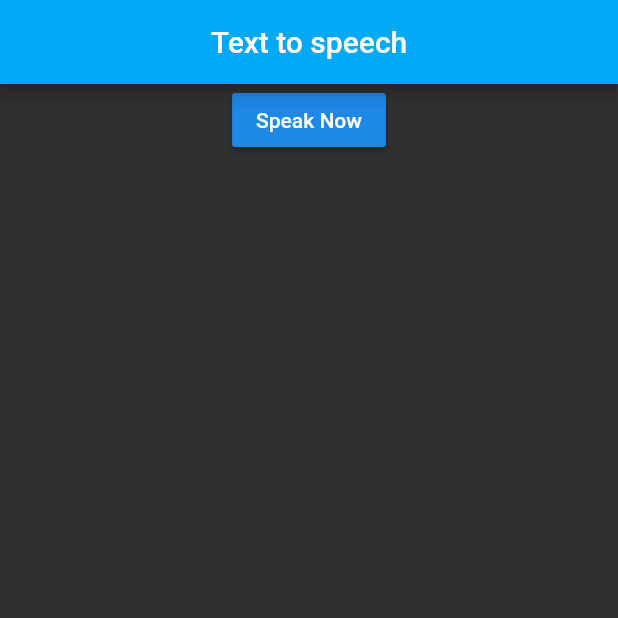
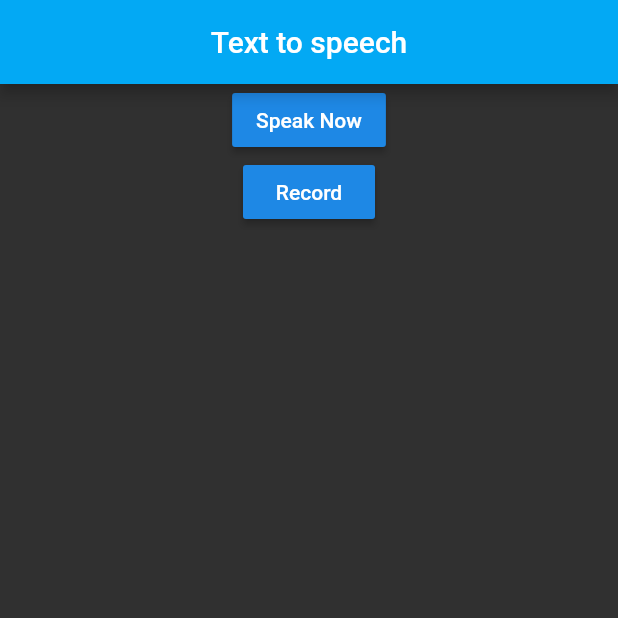
Before and after one commit to lbaweja1999/TextToSpeech-Flutter, a Flutter app: the screen it shows after launch, on a phone screen of 412 x 824 dp, the top half of it. Run offline on Flutter 3.47's test engine with Material 2 defaults, Android fonts, the phone set to English and light mode, and no system bars; our stand-ins replace flutter_tts, speech_to_text.

```diff
--- a/lib/texttospeech.dart
+++ b/lib/texttospeech.dart
@@ -54,7 +54,7 @@ class _SpeechDemoState extends State<SpeechDemo> {
 
   void resultListener(SpeechRecognitionResult result) {
     setState(() {
-      msg = "${result.recognizedWords} - ${result.finalResult}";
+      msg = "${result.recognizedWords}";
       print("Result is $msg");
     });
   }
@@ -73,10 +73,18 @@ class _SpeechDemoState extends State<SpeechDemo> {
           alignment: Alignment.center,
           child: RaisedButton(
             onPressed: () {
-              //speakNow();
               textSpeak();
             },
             child: Text('Speak Now'),
+          ),
+        ),
+        Container(
+          alignment: Alignment.center,
+          child: RaisedButton(
+            onPressed: () {
+              speakNow();
+            },
+            child: Text('Record'),
           ),
         ),
         Container(child: Text(msg))
--- a/pubspec.yaml
+++ b/pubspec.yaml
@@ -23,7 +23,7 @@ environment:
 dependencies:
   flutter:
     sdk: flutter
-  speech_to_text: ^2.0.1
+  speech_to_text: ^2.2.0
   flutter_tts: ^1.2.1
 
 
```
Also changed, not shown: 3 other files.
